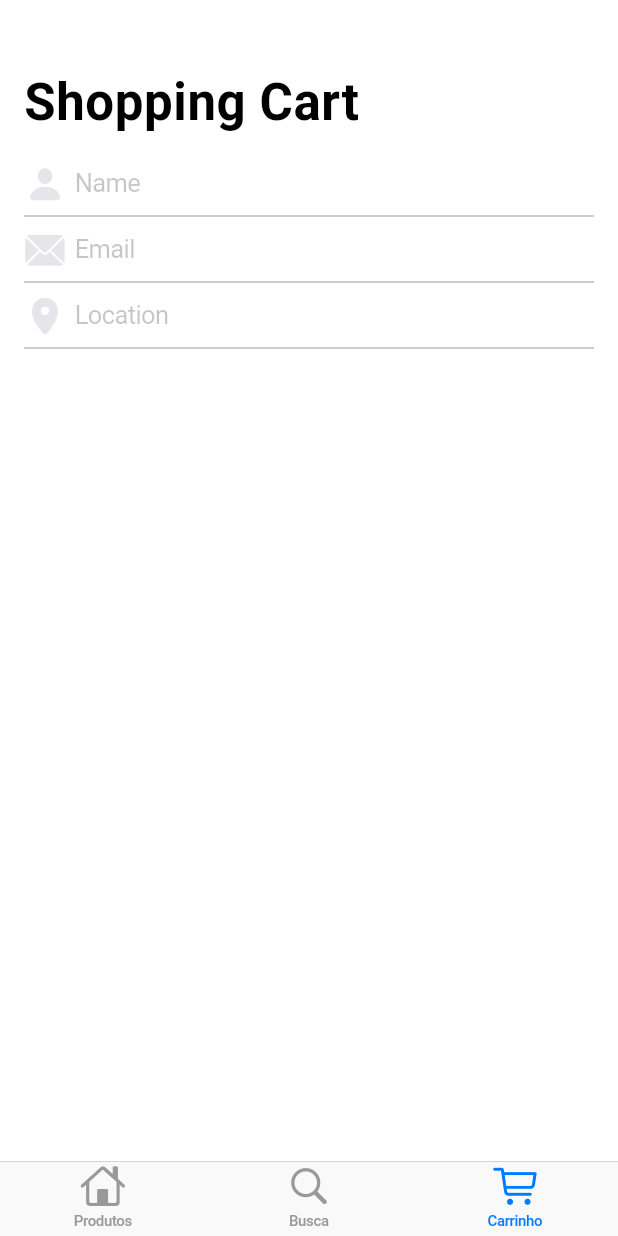
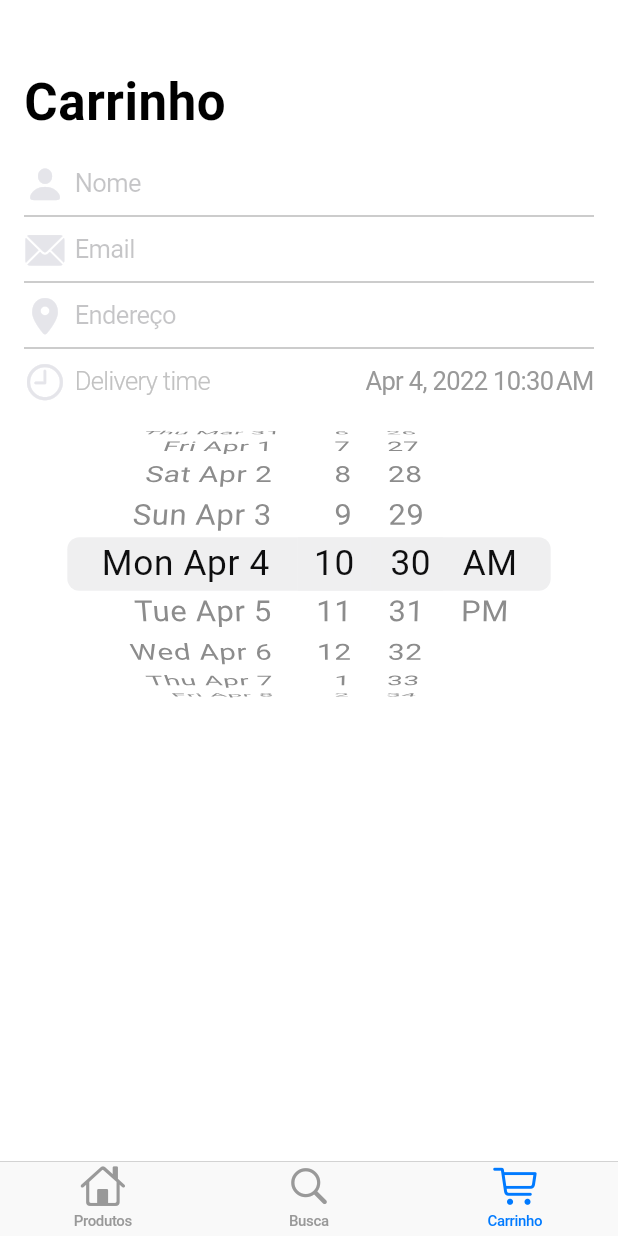
Before and after one commit to WalterLimaViana/lojaClubClothes, a Flutter app: the screen it shows after launch, item 3 of the bottom bar chosen, on a phone screen of 412 x 824 dp. Run offline on Flutter 3.47's test engine with Material 2 defaults, Android fonts, the phone set to English and light mode, and no system bars.

Commit message:
create delivery date and calc shopping

```diff
--- a/lib/model/products_repository.dart
+++ b/lib/model/products_repository.dart
@@ -20,266 +20,266 @@ class ProductsRepository {
       category: Category.accessories,
       id: 0,
       isFeatured: true,
-      name: 'Vagabond sack',
+      name: 'Mochila Bag Vagabond',
       price: 120,
     ),
     Product(
       category: Category.accessories,
       id: 1,
       isFeatured: true,
-      name: 'Stella sunglasses',
+      name: 'Óculos Escuros Stella',
       price: 58,
     ),
     Product(
       category: Category.accessories,
       id: 2,
       isFeatured: false,
-      name: 'Whitney belt',
+      name: 'Cinto feminino Whitney',
       price: 35,
     ),
     Product(
       category: Category.accessories,
       id: 3,
       isFeatured: true,
-      name: 'Garden strand',
+      name: 'Colar  de Ouro Garden strand',
       price: 98,
     ),
     Product(
       category: Category.accessories,
       id: 4,
       isFeatured: false,
-      name: 'Strut earrings',
+      name: 'Brincos de ouro Strut',
       price: 34,
     ),
     Product(
       category: Category.accessories,
       id: 5,
       isFeatured: false,
-      name: 'Varsity socks',
+      name: 'Meias Varsity',
       price: 12,
     ),
     Product(
       category: Category.accessories,
       id: 6,
       isFeatured: false,
-      name: 'Weave keyring',
+      name: 'Chaveiro Weave',
       price: 16,
     ),
     Product(
       category: Category.accessories,
       id: 7,
       isFeatured: true,
-      name: 'Gatsby hat',
+      name: 'Chapéu Gatsby',
       price: 40,
     ),
     Product(
       category: Category.accessories,
       id: 8,
       isFeatured: true,
-      name: 'Shrug bag',
+      name: 'Bolsa Shrug',
       price: 198,
     ),
     Product(
       category: Category.home,
       id: 9,
       isFeatured: true,
-      name: 'Gilt desk trio',
+      name: 'Conjunto Gilt desk trio',
       price: 58,
     ),
     Product(
       category: Category.home,
       id: 10,
       isFeatured: false,
-      name: 'Copper wire rack',
+      name: 'Porta utensilios Copper wire rack',
       price: 18,
     ),
     Product(
       category: Category.home,
       id: 11,
       isFeatured: false,
-      name: 'Soothe ceramic set',
+      name: 'Xícara de cerâmica',
       price: 28,
     ),
     Product(
       category: Category.home,
       id: 12,
       isFeatured: false,
-      name: 'Hurrahs tea set',
+      name: 'Conjunto de chá',
       price: 34,
     ),
     Product(
       category: Category.home,
       id: 13,
       isFeatured: true,
-      name: 'Blue stone mug',
+      name: 'Caneca Blue stone',
       price: 18,
     ),
     Product(
       category: Category.home,
       id: 14,
       isFeatured: true,
-      name: 'Rainwater tray',
+      name: 'Bandeja Rainwater',
       price: 27,
     ),
     Product(
       category: Category.home,
       id: 15,
       isFeatured: true,
-      name: 'Chambray napkins',
+      name: 'Guardanapos Chambray',
       price: 16,
     ),
     Product(
       category: Category.home,
       id: 16,
       isFeatured: true,
-      name: 'Succulent planters',
+      name: 'Vasos para Suculentas',
       price: 16,
     ),
     Product(
       category: Category.home,
       id: 17,
       isFeatured: false,
-      name: 'Quartet table',
+      name: 'Mesa de madeira Quartet',
       price: 175,
     ),
     Product(
       category: Category.home,
       id: 18,
       isFeatured: true,
-      name: 'Kitchen quattro',
+      name: 'Jogo de cozinha quattro',
       price: 129,
     ),
     Product(
       category: Category.clothing,
       id: 19,
       isFeatured: false,
-      name: 'Clay sweater',
+      name: 'Conjunto Moleton Clay',
       price: 48,
     ),
     Product(
       category: Category.clothing,
       id: 20,
       isFeatured: false,
-      name: 'Sea tunic',
+      name: 'Blusa Sea tunic',
       price: 45,
     ),
     Product(
       category: Category.clothing,
       id: 21,
       isFeatured: false,
-      name: 'Plaster tunic',
+      name: 'Blusa Plaster',
       price: 38,
     ),
     Product(
       category: Category.clothing,
       id: 22,
       isFeatured: false,
-      name: 'White pinstripe shirt',
+      name: 'Camisa manga comprida White pinstripe',
       price: 70,
     ),
     Product(
       category: Category.clothing,
       id: 23,
       isFeatured: false,
-      name: 'Chambray shirt',
+      name: 'Camisa Manga comprida Chambray',
       price: 70,
     ),
     Product(
       category: Category.clothing,
       id: 24,
       isFeatured: true,
-      name: 'Seabreeze sweater',
+      name: 'Moletom Seabreeze',
       price: 60,
     ),
     Product(
       category: Category.clothing,
       id: 25,
       isFeatured: false,
-      name: 'Gentry jacket',
+      name: 'Jaqueta Gentry',
       price: 178,
     ),
     Product(
       category: Category.clothing,
       id: 26,
       isFeatured: false,
-      name: 'Navy trousers',
+      name: 'Calças Navy',
       price: 74,
     ),
     Product(
       category: Category.clothing,
       id: 27,
       isFeatured: true,
-      name: 'Walter henley (white)',
+      name: 'Camisa Walter henley (white)',
       price: 38,
     ),
     Product(
       category: Category.clothing,
       id: 28,
       isFeatured: true,
-      name: 'Surf and perf shirt',
+      name: 'Camiseta Surf and perf',
       price: 48,
     ),
     Product(
       category: Category.clothing,
       id: 29,
       isFeatured: true,
-      name: 'Ginger scarf',
+      name: 'Cachecol Ginger',
       price: 98,
     ),
     Product(
       category: Category.clothing,
       id: 30,
       isFeatured: true,
-      name: 'Ramona crossover',
+      name: 'Blusa Ramona crossover',
       price: 68,
     ),
     Product(
       category: Category.clothing,
       id: 31,
       isFeatured: false,
-      name: 'Chambray shirt',
+      name: 'Camisa Manga comprida Chambray',
       price: 38,
     ),
     Product(
       category: Category.clothing,
       id: 32,
       isFeatured: false,
-      name: 'Classic white collar',
+      name: 'Blusa Social white collar',
       price: 58,
     ),
     Product(
       category: Category.clothing,
       id: 33,
       isFeatured: true,
-      name: 'Cerise scallop tee',
+      name: 'Camisa scallop tee',
       price: 42,
     ),
     Product(
       category: Category.clothing,
       id: 34,
       isFeatured: false,
-      name: 'Shoulder rolls tee',
+      name: 'Camisa Shoulder rolls tee',
       price: 27,
     ),
     Product(
       category: Category.clothing,
       id: 35,
       isFeatured: false,
-      name: 'Grey slouch tank',
+      name: 'Blusinha cinza slouch',
       price: 24,
     ),
     Product(
       category: Category.clothing,
       id: 36,
       isFeatured: false,
-      name: 'Sunshirt dress',
+      name: 'Vestido Sunshirt',
       price: 58,
     ),
     Product(
       category: Category.clothing,
       id: 37,
       isFeatured: true,
-      name: 'Fine lines tee',
+      name: 'Blusinha Fine lines',
       price: 58,
     ),
   ];
--- a/lib/shopping_cart_tab.dart
+++ b/lib/shopping_cart_tab.dart
@@ -1,7 +1,12 @@
 import 'package:flutter/cupertino.dart';
 import 'package:provider/provider.dart';
+import 'package:intl/intl.dart';
+import 'styles.dart';
 
 import 'model/app_state_model.dart';
+import 'model/product.dart';
+
+const double _kDateTimePickerHeight = 216;
 
 class ShoppingCartTab extends StatefulWidget {
   const ShoppingCartTab({Key? key}) : super(key: key);
@@ -18,6 +23,7 @@ class _ShoppingCartTabState extends State<ShoppingCartTab> {
   String? location;
   String? pin;
   DateTime dateTime = DateTime.now();
+  final _currencyFormat = NumberFormat.currency(symbol: '\$');
 
   Widget _buildNameField() {
     return CupertinoTextField(
@@ -38,7 +44,7 @@ class _ShoppingCartTabState extends State<ShoppingCartTab> {
           ),
         ),
       ),
-      placeholder: 'Name',
+      placeholder: 'Nome',
       onChanged: (newName) {
         setState(() {
           name = newName;
@@ -88,7 +94,50 @@ class _ShoppingCartTabState extends State<ShoppingCartTab> {
           ),
         ),
       ),
-      placeholder: 'Location',
+      placeholder: 'Endereço',
+    );
+  }
+
+  Widget _buildDateAndTimePicker(BuildContext context) {
+    return Column(
+      children: <Widget>[
+        Row(
+          mainAxisAlignment: MainAxisAlignment.spaceBetween,
+          children: <Widget>[
+            Row(
+              mainAxisAlignment: MainAxisAlignment.start,
+              children: const <Widget>[
+                Icon(
+                  CupertinoIcons.clock,
+                  color: CupertinoColors.lightBackgroundGray,
+                  size: 28,
+                ),
+                SizedBox(width: 6),
+                Text(
+                  'Delivery time',
+                  style: Styles.deliveryTimeLabel,
+                ),
+              ],
+            ),
+            Text(
+              DateFormat.yMMMd().add_jm().format(dateTime),
+              style: Styles.deliveryTime,
+            ),
+          ],
+        ),
+        SizedBox(
+          height: _kDateTimePickerHeight,
+          child: CupertinoDatePicker(
+            mode: CupertinoDatePickerMode.dateAndTime,
+            initialDateTime: dateTime,
+            onDateTimeChanged: (newDateTime) {
+              setState(() {
+                dateTime = newDateTime;
+              });
+            },
+          ),
+        ),
+      ],
     );
   }
 
@@ -96,6 +145,7 @@ class _ShoppingCartTabState extends State<ShoppingCartTab> {
       AppStateModel model) {
     return SliverChildBuilderDelegate(
       (context, index) {
+        final productIndex = index - 4;
         switch (index) {
           case 0:
             return Padding(
@@ -112,8 +162,52 @@ class _ShoppingCartTabState extends State<ShoppingCartTab> {
               padding: const EdgeInsets.symmetric(horizontal: 16),
               child: _buildLocationField(),
             );
-          default:
-          // Do nothing. For now.
+          case 3: // ADD FROM HERE
+            return Padding(
+              padding: const EdgeInsets.fromLTRB(16, 8, 16, 24),
+              child: _buildDateAndTimePicker(context),
+            );
+          default: // NEW FROM HERE
+            if (model.productsInCart.length > productIndex) {
+              return ShoppingCartItem(
+                index: index,
+                product: model.getProductById(
+                    model.productsInCart.keys.toList()[productIndex]),
+                quantity: model.productsInCart.values.toList()[productIndex],
+                lastItem: productIndex == model.productsInCart.length - 1,
+                formatter: _currencyFormat,
+              );
+            } else if (model.productsInCart.keys.length == productIndex &&
+                model.productsInCart.isNotEmpty) {
+              return Padding(
+                padding: const EdgeInsets.symmetric(horizontal: 20),
+                child: Row(
+                  mainAxisAlignment: MainAxisAlignment.end,
+                  children: <Widget>[
+                    Column(
+                      crossAxisAlignment: CrossAxisAlignment.end,
+                      children: <Widget>[
+                        Text(
+                          'Shipping '
+                          '${_currencyFormat.format(model.shippingCost)}',
+                          style: Styles.productRowItemPrice,
+                        ),
+                        const SizedBox(height: 6),
+                        Text(
+                          'Tax ${_currencyFormat.format(model.tax)}',
+                          style: Styles.productRowItemPrice,
+                        ),
+                        const SizedBox(height: 6),
+                        Text(
+                          'Total ${_currencyFormat.format(model.totalCost)}',
+                          style: Styles.productRowTotal,
+                        ),
+                      ],
+                    )
+                  ],
+                ),
+              );
+            }
         }
         return null;
       },
@@ -127,7 +221,7 @@ class _ShoppingCartTabState extends State<ShoppingCartTab> {
         return CustomScrollView(
           slivers: <Widget>[
             const CupertinoSliverNavigationBar(
-              largeTitle: Text('Shopping Cart'),
+              largeTitle: Text('Carrinho'),
             ),
             SliverSafeArea(
               top: false,
@@ -142,3 +236,84 @@ class _ShoppingCartTabState extends State<ShoppingCartTab> {
     );
   }
 }
+
+class ShoppingCartItem extends StatelessWidget {
+  const ShoppingCartItem({
+    required this.index,
+    required this.product,
+    required this.lastItem,
+    required this.quantity,
+    required this.formatter,
+    Key? key,
+  }) : super(key: key);
+
+  final Product product;
+  final int index;
+  final bool lastItem;
+  final int quantity;
+  final NumberFormat formatter;
+
+  @override
+  Widget build(BuildContext context) {
+    final row = SafeArea(
+      top: false,
+      bottom: false,
+      child: Padding(
+        padding: const EdgeInsets.only(
+          left: 16,
+          top: 8,
+          bottom: 8,
+          right: 8,
+        ),
+        child: Row(
+          children: <Widget>[
+            ClipRRect(
+              borderRadius: BorderRadius.circular(4),
+              child: Image.asset(
+                product.assetName,
+                package: product.assetPackage,
+                fit: BoxFit.cover,
+                width: 40,
+                height: 40,
+              ),
+            ),
+            Expanded(
+              child: Padding(
+                padding: const EdgeInsets.symmetric(horizontal: 12),
+                child: Column(
+                  mainAxisAlignment: MainAxisAlignment.start,
+                  crossAxisAlignment: CrossAxisAlignment.start,
+                  children: <Widget>[
+                    Row(
+                      mainAxisAlignment: MainAxisAlignment.spaceBetween,
+                      children: <Widget>[
+                        Text(
+                          product.name,
+                          style: Styles.productRowItemName,
+                        ),
+                        Text(
+                          formatter.format(quantity * product.price),
+                          style: Styles.productRowItemName,
+                        ),
+                      ],
+                    ),
+                    const SizedBox(
+                      height: 4,
+                    ),
+                    Text(
+                      '${quantity > 1 ? '$quantity x ' : ''}'
+                      '${formatter.format(product.price)}',
+                      style: Styles.productRowItemPrice,
+                    )
+                  ],
+                ),
+              ),
+            ),
+          ],
+        ),
+      ),
+    );
+
+    return row;
+  }
+}
```
